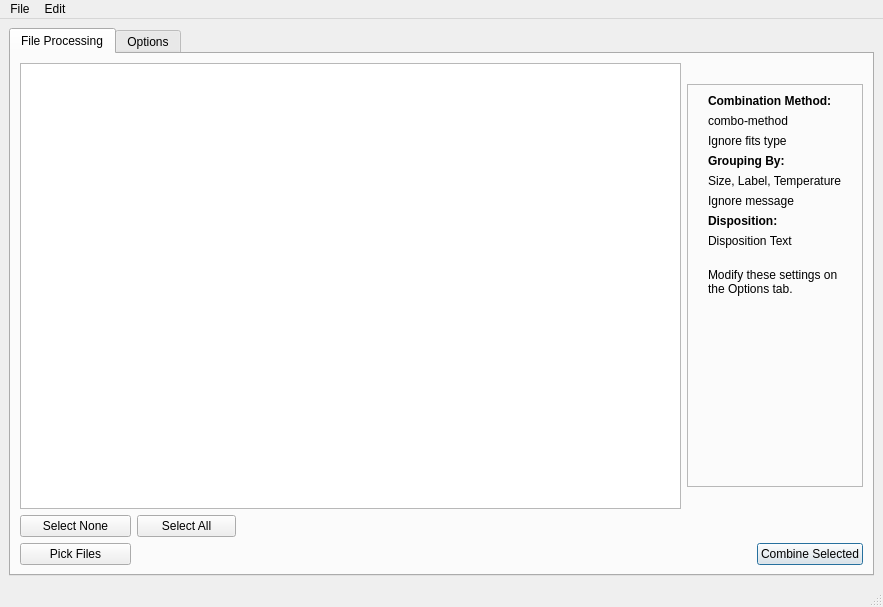
RMcDOttawa/MasterBiasMaker, file MainWindow.ui: the form before one commit.
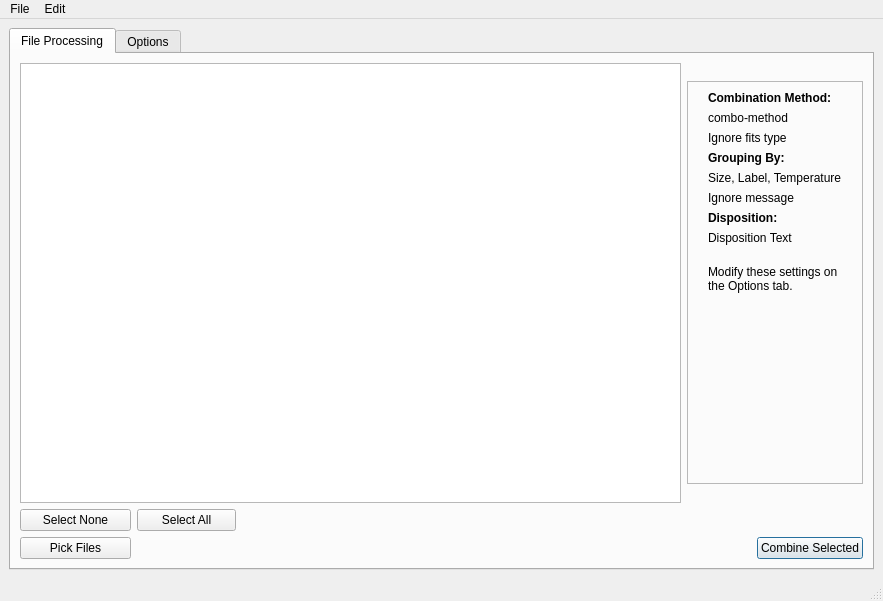
The form after the commit. The open tabs and pages were chosen to show the change.

Diff of the .ui file:
```diff
--- a/MainWindow.ui
+++ b/MainWindow.ui
@@ -7,7 +7,7 @@
     <x>0</x>
     <y>0</y>
     <width>883</width>
-    <height>607</height>
+    <height>601</height>
    </rect>
   </property>
   <property name="sizePolicy">
```
Left out of the diff: 2 changed lines with no effect on the pictures.
